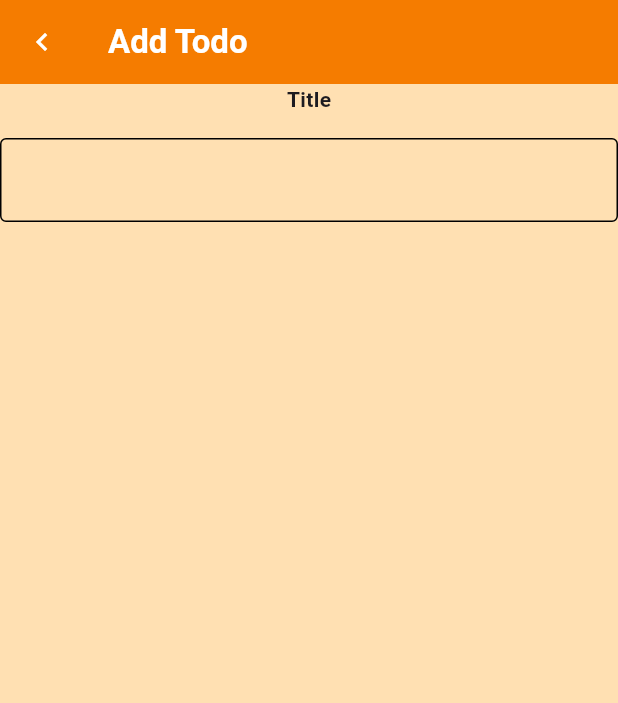
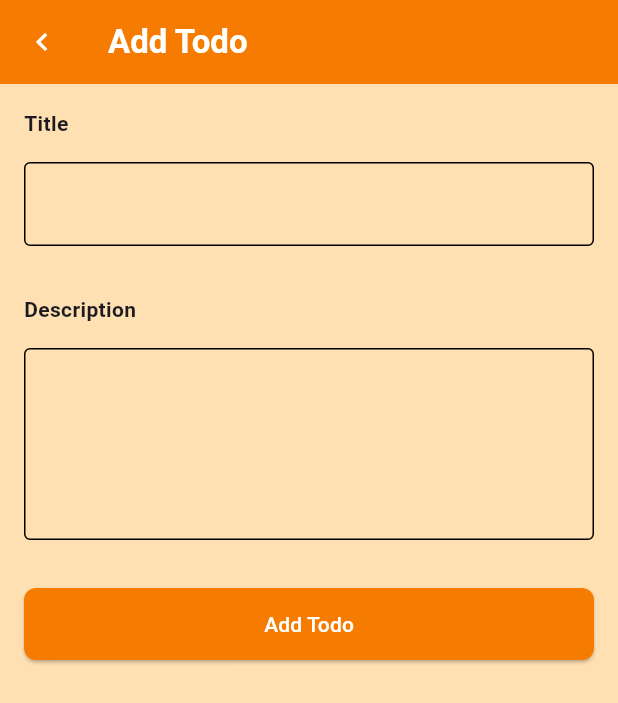
Before and after one commit to ajayrana78767/Todo-Application, a Flutter app: the screen it shows after launch, after a tap on the "add" icon, on a phone screen of 412 x 824 dp. Shown: the top 703 px of the screen. Run offline on Flutter 3.47's test engine with Material 3 defaults, Android fonts, the phone set to English and light mode, and no system bars; our stand-ins replace hive, hive_flutter; accounts and stored records are empty.

Commit message:
feat: add TodoModel with Hive adapter for local storage

```diff
--- a/lib/core/theme.dart
+++ b/lib/core/theme.dart
@@ -12,4 +12,14 @@ ThemeData appTheme = ThemeData(
     backgroundColor: Colors.black,
     foregroundColor: Colors.white,
   ),
+  elevatedButtonTheme: ElevatedButtonThemeData(
+    style: ButtonStyle(
+      backgroundColor: WidgetStatePropertyAll(Colors.orange[700]),
+      foregroundColor: WidgetStatePropertyAll(Colors.white),
+      shape: WidgetStatePropertyAll(
+        RoundedRectangleBorder(borderRadius: BorderRadius.circular(8)),
+      ),
+      minimumSize: WidgetStateProperty.all(Size(double.infinity, 48)),
+    ),
+  ),
 );
--- a/lib/main.dart
+++ b/lib/main.dart
@@ -1,8 +1,16 @@
 import 'package:flutter/material.dart';
+import 'package:hive_flutter/hive_flutter.dart';
+import 'package:provider/provider.dart';
 import 'package:todo_application/core/theme.dart';
+import 'package:todo_application/models/todo_model.dart';
+import 'package:todo_application/provider/todo_provider.dart';
 import 'package:todo_application/screens/todo_list_screen.dart';
 
-void main() {
+void main() async {
+  WidgetsFlutterBinding.ensureInitialized();
+  await Hive.initFlutter();
+  Hive.registerAdapter(TodoModelAdapter());
+  await Hive.openBox<TodoModel>('myTodos');
   runApp(const MyApp());
 }
 
@@ -12,9 +20,14 @@ class MyApp extends StatelessWidget {
   // This widget is the root of your application.
   @override
   Widget build(BuildContext context) {
-    return MaterialApp(
-      debugShowCheckedModeBanner: false,
-      theme: appTheme,
-      title: 'Flutter Demo', home: TodoListScreen());
+    return MultiProvider(
+      providers: [ChangeNotifierProvider(create: (_) => TodoProvider())],
+      child: MaterialApp(
+        debugShowCheckedModeBanner: false,
+        theme: appTheme,
+        title: 'Flutter Demo',
+        home: TodoListScreen(),
+      ),
+    );
   }
 }
--- a/lib/models/todo_model.dart
+++ b/lib/models/todo_model.dart
@@ -1,11 +1,14 @@
+import 'package:hive/hive.dart';
+
+part 'todo_model.g.dart';
+
+@HiveType(typeId: 0)
 class TodoModel {
-  final int count;
+  @HiveField(0)
   final String title;
+
+  @HiveField(1)
   final String description;
 
-  const TodoModel({
-    required this.count,
-    required this.title,
-    required this.description,
-  });
+  const TodoModel({required this.title, required this.description});
 }
--- /dev/null
+++ b/lib/provider/todo_provider.dart
@@ -0,0 +1,47 @@
+import 'package:flutter/material.dart';
+import 'package:hive/hive.dart';
+import 'package:todo_application/models/todo_model.dart';
+
+class TodoProvider with ChangeNotifier {
+  late Box<TodoModel> box;
+
+  TodoProvider() {
+    box = Hive.box<TodoModel>('myTodos');
+    _todos.addAll(box.values);
+  }
+
+  // Setters
+  final List<TodoModel> _todos = [];
+  bool _isLoading = false;
+
+  // Getters
+  List<TodoModel> get todos => _todos;
+  bool get isLoading => _isLoading;
+
+  // Set loading
+  void setLoading(bool value) {
+    _isLoading = value;
+    notifyListeners();
+  }
+
+  // // // Fetch the all todos
+  // void fetchTodos() {
+  //   setLoading(true);
+  //   Future.delayed(Duration(seconds: 3));
+
+  // }
+
+  // Add the todos
+  void addTodo(
+    final String title,
+    final String description,
+    BuildContext context,
+  ) {
+    setLoading(true);
+    final todo = TodoModel(title: title, description: description);
+    _todos.add(todo);
+    box.add(todo);
+    setLoading(false);
+    Navigator.pop(context);
+  }
+}
--- a/lib/screens/add_todo_screen.dart
+++ b/lib/screens/add_todo_screen.dart
@@ -1,4 +1,7 @@
 import 'package:flutter/material.dart';
+import 'package:provider/provider.dart';
+import 'package:todo_application/provider/todo_provider.dart';
+import 'package:todo_application/widgets/my_app_button.dart';
 import 'package:todo_application/widgets/my_app_text_field.dart';
 
 class AddTodoScreen extends StatefulWidget {
@@ -9,6 +12,8 @@ class AddTodoScreen extends StatefulWidget {
 }
 
 class _AddTodoScreenState extends State<AddTodoScreen> {
+  final TextEditingController titleContoller = TextEditingController();
+  final TextEditingController descriptionController = TextEditingController();
   @override
   Widget build(BuildContext context) {
     return Scaffold(
@@ -27,7 +32,35 @@ class _AddTodoScreenState extends State<AddTodoScreen> {
       ),
       body: Column(
         children: [
-          MyAppTextField(label: 'Title',)
+          MyAppTextField(
+            label: 'Title',
+            minLines: 1,
+            maxLines: 1,
+            controller: titleContoller,
+          ),
+          MyAppTextField(
+            label: 'Description',
+            minLines: 4,
+            maxLines: 4,
+            controller: descriptionController,
+          ),
+          Consumer<TodoProvider>(
+            builder: (context, todoProvider, child) {
+              return MyAppButton(
+                label: 'Add Todo',
+                onPressed: () {
+                  todoProvider.addTodo(
+                    titleContoller.text,
+                    descriptionController.text,
+                    context,
+                  );
+                  debugPrint(
+                    'Title: ${titleContoller.text}, Description: ${descriptionController.text}',
+                  );
+                },
+              );
+            },
+          ),
         ],
       ),
     );
--- a/lib/screens/todo_list_screen.dart
+++ b/lib/screens/todo_list_screen.dart
@@ -1,4 +1,6 @@
 import 'package:flutter/material.dart';
+import 'package:provider/provider.dart';
+import 'package:todo_application/provider/todo_provider.dart';
 import 'package:todo_application/screens/add_todo_screen.dart';
 
 class TodoListScreen extends StatefulWidget {
@@ -18,9 +20,19 @@ class _TodoListScreenState extends State<TodoListScreen> {
           style: TextStyle(color: Colors.white, fontWeight: FontWeight.bold),
         ),
       ),
-      body: ListView.builder(
-        itemCount: 2,
-        itemBuilder: (context, index) => Container(
+      body: Consumer<TodoProvider>(
+        builder: (context, todoProvider, child) {
+          if (todoProvider.isLoading) {
+            return Center(child: CircularProgressIndicator());
+          }
+          if (todoProvider.todos.isEmpty) {
+            return Center(child: Text('No todo found'));
+          }
+          return ListView.builder(
+            itemCount: todoProvider.todos.length,
+            itemBuilder: (context, index) {
+              final todo = todoProvider.todos[index];
+              return Container(
                 margin: EdgeInsets.all(16),
                 decoration: BoxDecoration(
                   color: Colors.white,
@@ -35,15 +47,26 @@ class _TodoListScreenState extends State<TodoListScreen> {
                 child: ListTile(
                   leading: CircleAvatar(
                     backgroundColor: Colors.black,
-              child: Text('0', style: TextStyle(color: Colors.white)),
-            ),
-            title: Text('Title', style: TextStyle(fontWeight: FontWeight.bold)),
-            subtitle: Text(
-              'Body..................',
-              style: TextStyle(fontWeight: FontWeight.bold),
+                    child: Text(
+                      '${index + 1}',
+                      style: TextStyle(color: Colors.white),
                     ),
                   ),
+                  title: Text(
+                    todo.title,
+                    style: TextStyle(fontWeight: FontWeight.bold, fontSize: 16),
                   ),
+                  subtitle: Text(
+                    todo.description,
+                    maxLines: 3,
+                    overflow: TextOverflow.ellipsis,
+                    style: TextStyle(fontWeight: FontWeight.bold, fontSize: 10),
+                  ),
+                ),
+              );
+            },
+          );
+        },
       ),
       floatingActionButton: FloatingActionButton(
         onPressed: () {
--- /dev/null
+++ b/lib/widgets/my_app_button.dart
@@ -0,0 +1,17 @@
+import 'package:flutter/material.dart';
+
+class MyAppButton extends StatelessWidget {
+  final String label;
+  final VoidCallback onPressed;
+  const MyAppButton({super.key, required this.label, required this.onPressed});
+  @override
+  Widget build(BuildContext context) {
+    return Padding(
+      padding: const EdgeInsets.all(16.0),
+      child: ElevatedButton(
+        onPressed: onPressed,
+        child: Text(label),
+      ),
+    );
+  }
+}
--- a/lib/widgets/my_app_text_field.dart
+++ b/lib/widgets/my_app_text_field.dart
@@ -2,15 +2,30 @@ import 'package:flutter/material.dart';
 
 class MyAppTextField extends StatelessWidget {
   final String label;
-  const MyAppTextField({super.key,required this.label});
+  final int minLines;
+  final int maxLines;
+  final TextEditingController controller;
+  const MyAppTextField({
+    super.key,
+    required this.label,
+    required this.minLines,
+    required this.maxLines,
+    required this.controller,
+  });
 
   @override
   Widget build(BuildContext context) {
-    return Column(
+    return Padding(
+      padding: const EdgeInsets.all(16.0),
+      child: Column(
+        crossAxisAlignment: CrossAxisAlignment.start,
         children: [
-        Text(label,style: TextStyle(fontWeight: FontWeight.bold),),
-        SizedBox(height: 16,),
+          Text(label, style: TextStyle(fontWeight: FontWeight.bold)),
+          SizedBox(height: 16),
           TextFormField(
+            controller: controller,
+            minLines: minLines,
+            maxLines: maxLines,
             decoration: InputDecoration(
               enabledBorder: OutlineInputBorder(),
               disabledBorder: OutlineInputBorder(),
@@ -18,6 +33,7 @@ class MyAppTextField extends StatelessWidget {
             ),
           ),
         ],
+      ),
     );
   }
 }
```
Also changed, not shown: pubspec.yaml (+6 -2 lines), lib/models/todo_model.g.dart (added), pubspec.lock, 138 other files. Lines whose indentation alone changed are shown as unchanged.
